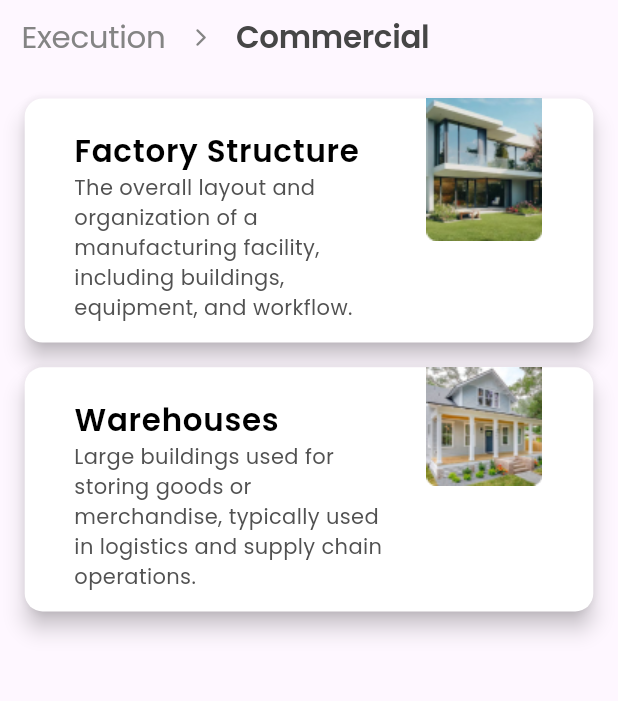
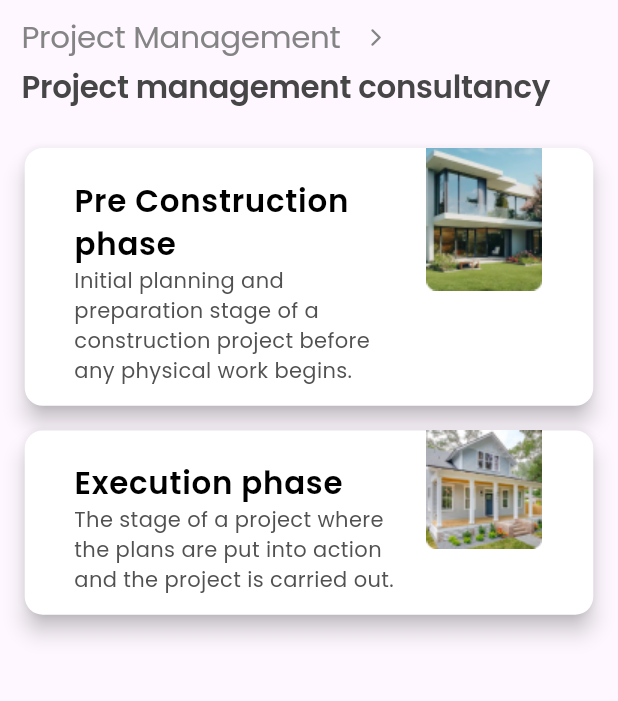
Before and after one commit to HariRags/MYCE, a Flutter app: the screen it shows after launch, on a phone screen of 412 x 824 dp, the part 57-758 px from its top. Run offline on Flutter 3.47's test engine with Material 3 defaults, Android fonts, the light colour scheme and no system bars.

Commit message:
navigation widget wraps now

```diff
--- a/lib/main.dart
+++ b/lib/main.dart
@@ -2,6 +2,7 @@ import 'package:flutter/material.dart';
 import 'package:kriv/pages/execution/commercial.dart';
 import 'package:kriv/pages/execution/house.dart';
 import 'package:kriv/pages/execution/industrial.dart';
+import 'package:kriv/pages/project_management.dart/project.dart';
 import 'pages/homepage.dart';
 
 void main() {
@@ -29,7 +30,7 @@ class MyApp extends StatelessWidget {
         // is not restarted.
         primarySwatch: Colors.blue,
       ),
-      home: const Commercial(),
+      home: const Project(),
     );
   }
 }
--- /dev/null
+++ b/lib/pages/project_management.dart/project.dart
@@ -0,0 +1,54 @@
+
+import 'package:flutter/material.dart';
+
+import 'package:kriv/widgets/myce_backbutton.dart';
+import 'package:kriv/widgets/navigation.dart';
+
+import '../../widgets/card.dart';
+
+class Project extends StatefulWidget {
+  const Project({Key? key}) : super(key: key);
+
+  @override
+  State <Project> createState() =>  ProjectState();
+}
+
+class  ProjectState extends State <Project> {
+  @override
+  Widget build(BuildContext context) {
+    return   Scaffold(
+      body: SafeArea(
+        child: Column(
+          children: [
+            const MYCEBackButton(),
+            const NavigationWidget(navigationItems: ['Project Management', 'Project management consultancy']),
+            SingleChildScrollView(
+              child: Column(
+                children: [
+                  InkWell(
+                    onTap:(){},
+                    child: const ImageCard(
+                      title: 'Pre Construction phase',
+                      description: 'Initial planning and preparation stage of a construction project before any physical work begins.',
+                      imagePath: 'assets/images/execution/villa.png',)
+
+                  ),
+                  InkWell(
+                    onTap:(){},
+                    child: const ImageCard(
+                      title: 'Execution phase',
+                      description: 'The stage of a project where the plans are put into action and the project is carried out.',
+                      imagePath: 'assets/images/execution/bungalow.png',)
+
+                  ),
+
+
+                ],
+              ),
+            ),
+          ],
+        ),
+      ),
+    );
+  }
+}
--- a/lib/widgets/navigation.dart
+++ b/lib/widgets/navigation.dart
@@ -17,11 +17,20 @@ class _NavigationWidgetState extends State<NavigationWidget> {
         left: Responsive.width(3.5, context),
         bottom: Responsive.height(3.2, context),
       ),
-      child: Row(
+      child: Align(
+        alignment: Alignment.centerLeft,
+        child: Wrap(
+          alignment: WrapAlignment.start,
+          crossAxisAlignment: WrapCrossAlignment.start,
+          direction: Axis.horizontal,
+          runSpacing: Responsive.height(0.5, context), // space between lines
+          // spacing: Responsive.width(4, context), // space between items in the same line
           children: widget.navigationItems.asMap().entries.map((entry) {
             int index = entry.key;
             String item = entry.value;
             return Row(
+        mainAxisAlignment: MainAxisAlignment.start,
+        mainAxisSize: MainAxisSize.min,
         children: [
           Text(
             item,
@@ -33,6 +42,7 @@ class _NavigationWidgetState extends State<NavigationWidget> {
               letterSpacing: -0.2,
             ),
           ),
+          if (index != widget.navigationItems.length - 1)
           SizedBox(
             width: Responsive.width(4, context),
           ),
@@ -42,7 +52,6 @@ class _NavigationWidgetState extends State<NavigationWidget> {
               color: const Color.fromRGBO(132, 132, 132, 1),
               size: Responsive.height(1.7, context),
             ),
-
             if (index != widget.navigationItems.length - 1)
           SizedBox(
             width: Responsive.width(4, context),
@@ -51,6 +60,41 @@ class _NavigationWidgetState extends State<NavigationWidget> {
             );
           }).toList(),
         ),
+      ),
+      // child: Row(
+      //   children: widget.navigationItems.asMap().entries.map((entry) {
+      //     int index = entry.key;
+      //     String item = entry.value;
+      //     return Row(
+      //       children: [
+      //         Text(
+      //           item,
+      //           style: TextStyle(
+      //             fontFamily: 'Poppins',
+      //             fontSize: Responsive.height(2.5, context),
+      //             color: index == widget.navigationItems.length - 1 ? const Color.fromRGBO(70, 70, 70, 1) : const Color.fromRGBO(132, 132, 132, 1),
+      //             fontWeight: index == widget.navigationItems.length - 1 ? FontWeight.w600 : null,
+      //             letterSpacing: -0.2,
+      //           ),
+      //         ),
+      //         SizedBox(
+      //           width: Responsive.width(4, context),
+      //         ),
+      //         if (index != widget.navigationItems.length - 1)
+      //           Icon(
+      //             Icons.arrow_forward_ios_rounded,
+      //             color: const Color.fromRGBO(132, 132, 132, 1),
+      //             size: Responsive.height(1.7, context),
+      //           ),
+
+      //         if (index != widget.navigationItems.length - 1)
+      //         SizedBox(
+      //           width: Responsive.width(4, context),
+      //         ),
+      //       ],
+      //     );
+      //   }).toList(),
+      // ),
     );
   }
 }
```
Lines whose indentation alone changed are shown as unchanged.
